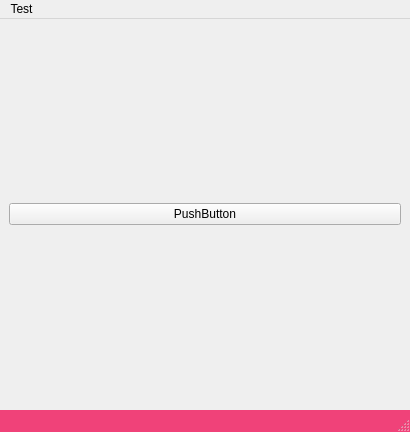
This is src/SlidingSquaresQt/mainwindow.ui in jar-be/SlidingSquares as Qt 5 draws it before an edit. The edited form follows.
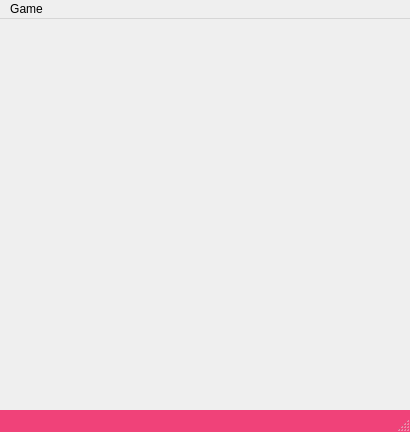
This is the edited form.

Patch:
```diff
--- a/src/SlidingSquaresQt/mainwindow.ui
+++ b/src/SlidingSquaresQt/mainwindow.ui
@@ -16,13 +16,6 @@
   <widget class="QWidget" name="centralwidget">
    <layout class="QGridLayout" name="gridLayout">
     <item row="0" column="0">
-     <widget class="QPushButton" name="pushButton">
-      <property name="text">
-       <string>PushButton</string>
-      </property>
-     </widget>
-    </item>
-    <item row="1" column="0">
      <layout class="QGridLayout" name="gridLayoutBtns"/>
     </item>
    </layout>
@@ -33,15 +26,15 @@
      <x>0</x>
      <y>0</y>
      <width>410</width>
-     <height>22</height>
+     <height>23</height>
     </rect>
    </property>
-   <widget class="QMenu" name="menuTest">
+   <widget class="QMenu" name="menuGame">
     <property name="title">
-     <string>Test</string>
+     <string>Game</string>
     </property>
    </widget>
-   <addaction name="menuTest"/>
+   <addaction name="menuGame"/>
   </widget>
   <widget class="QStatusBar" name="statusbar">
    <property name="enabled">
```
Left out of the diff: 6 changed lines with no effect on the pictures.
